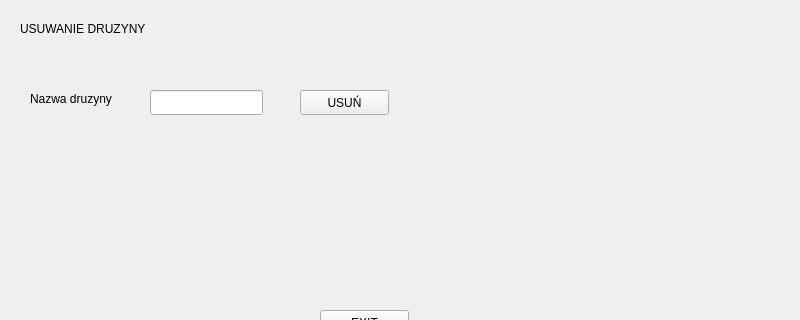
Qt form ZBD-main/ui/delete_druzyna.ui (BartekRuszkowski/ZBD) before a commit; both pictures show x 0 to 800 and y 0 to 320 of the 800 by 600 pixel window.
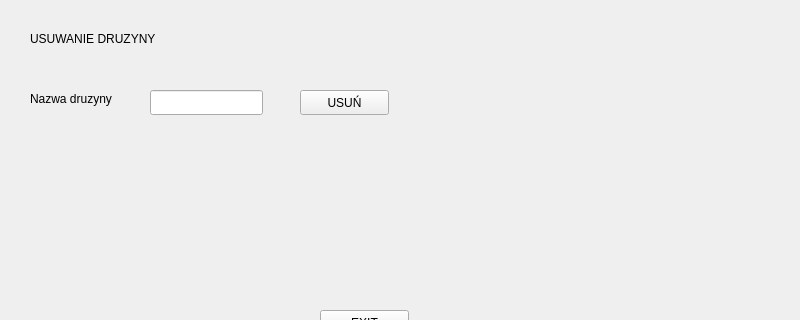
The same form after that commit.

```diff
--- a/ZBD-main/ui/delete_druzyna.ui
+++ b/ZBD-main/ui/delete_druzyna.ui
@@ -17,14 +17,14 @@
    <widget class="QLabel" name="label">
     <property name="geometry">
      <rect>
-      <x>20</x>
-      <y>20</y>
+      <x>420</x>
+      <y>100</y>
       <width>171</width>
       <height>17</height>
      </rect>
     </property>
     <property name="text">
-     <string>USUWANIE DRUZYNY</string>
+     <string/>
     </property>
    </widget>
    <widget class="QLabel" name="label_2">
@@ -76,6 +76,19 @@
      <string>EXIT</string>
     </property>
    </widget>
+   <widget class="QLabel" name="label_3">
+    <property name="geometry">
+     <rect>
+      <x>30</x>
+      <y>30</y>
+      <width>171</width>
+      <height>17</height>
+     </rect>
+    </property>
+    <property name="text">
+     <string>USUWANIE DRUZYNY</string>
+    </property>
+   </widget>
   </widget>
   <widget class="QMenuBar" name="menubar">
    <property name="geometry">
```
